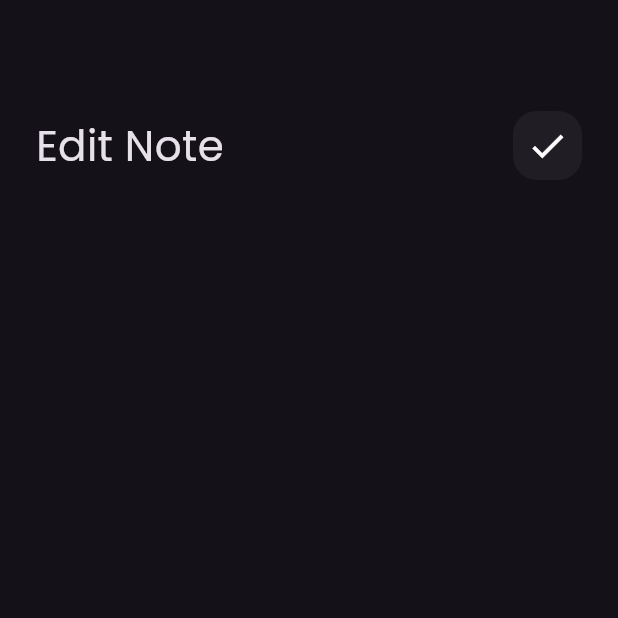
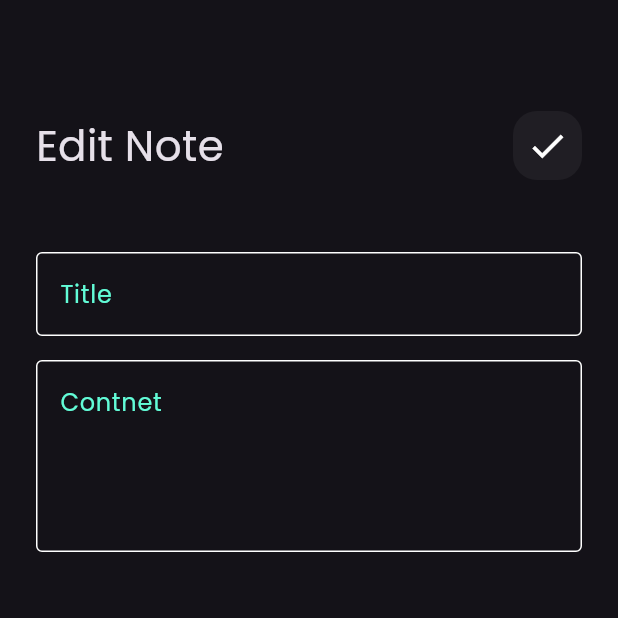
Before and after one commit to taha-majdlawi/note_app, a Flutter app: the EditNoteView screen opened directly, on a phone screen of 412 x 824 dp, the top half of it. Run offline on Flutter 3.47's test engine with Material 3 defaults, Android fonts, the phone set to English and light mode, and no system bars.

Commit message:
done edit note view

```diff
--- a/lib/widgets/edit_note_view_body.dart
+++ b/lib/widgets/edit_note_view_body.dart
@@ -1,5 +1,6 @@
 import 'package:flutter/material.dart';
 import 'package:note_app/widgets/custom_app_bar.dart';
+import 'package:note_app/widgets/custome_textfeild.dart';
 
 class EditNoteViewBody extends StatelessWidget {
   const EditNoteViewBody({super.key});
@@ -17,6 +18,19 @@ class EditNoteViewBody extends StatelessWidget {
             title: 'Edit Note',
             icon: Icons.check,
           ),
+          SizedBox(
+            height: 32,
+          ),
+          CustomeTextfield(
+            hintText: 'Title',
+          ),
+          SizedBox(
+            height: 16,
+          ),
+          CustomeTextfield(
+            hintText: 'Contnet',
+            maxLines: 4,
+          ),
         ],
       ),
     );
```
